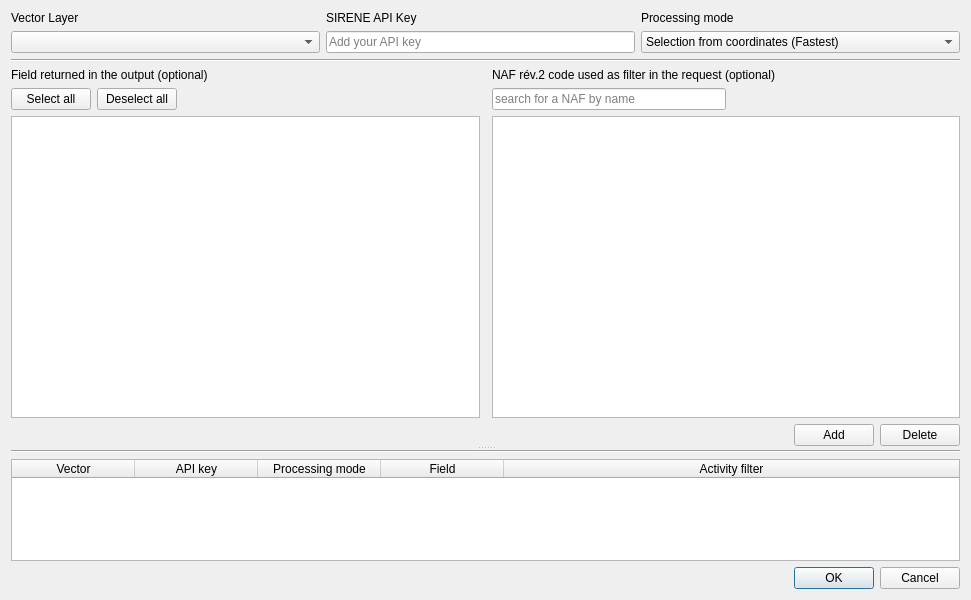
Qt form ui/Request_API_SIRENE.ui (EwStinky/FelixToolbox) before a commit.
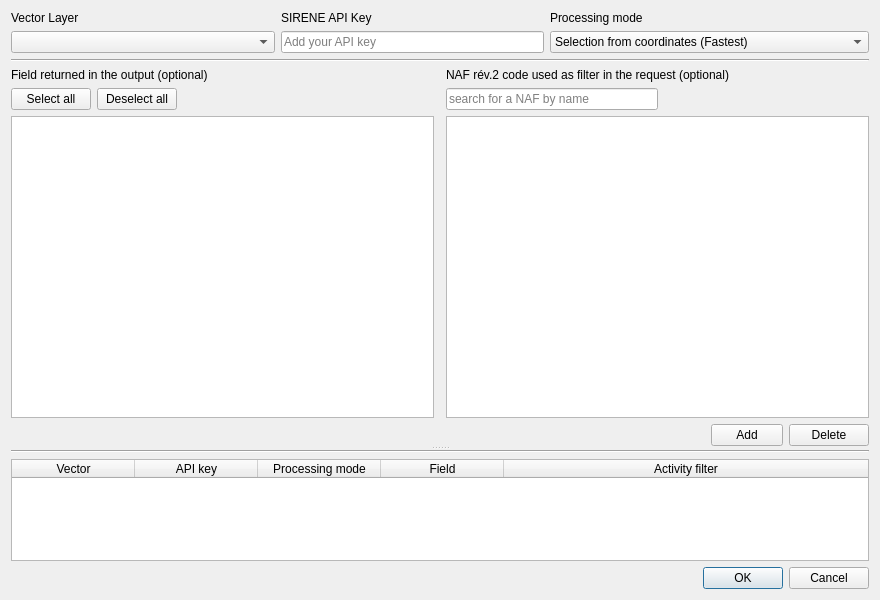
The same form after that commit.

```diff
--- a/ui/Request_API_SIRENE.ui
+++ b/ui/Request_API_SIRENE.ui
@@ -6,7 +6,7 @@
    <rect>
     <x>0</x>
     <y>0</y>
-    <width>971</width>
+    <width>880</width>
     <height>600</height>
    </rect>
   </property>
```
